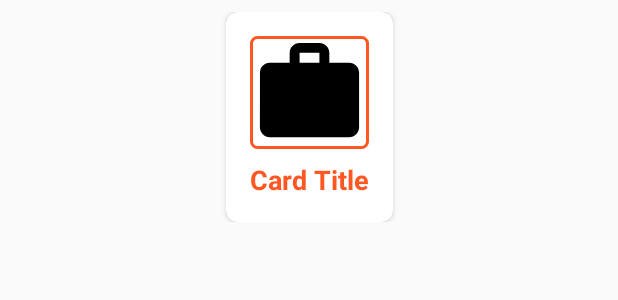
After one commit to superUserFit/Android_ePOD, an Android app: the layout view_holder_job_management_card.xml on its own in the app's theme, with its tools: preview values and no code run, on a phone screen of 412 x 824 dp. The commit adds this screen. Shown: the top 300 px of the screen. Run offline under Robolectric (Android 15) with nearby library versions, the phone set to English and light mode, and no system bars.

Commit message:
Add adapters and view_holder

```diff
--- a/app/build.gradle.kts
+++ b/app/build.gradle.kts
@@ -50,6 +50,7 @@ dependencies {
     implementation("androidx.appcompat:appcompat:1.7.0")
     implementation("com.google.android.material:material:1.12.0")
     implementation("androidx.constraintlayout:constraintlayout:2.1.4")
+    implementation("androidx.activity:activity:1.8.0")
     testImplementation("junit:junit:4.13.2")
     androidTestImplementation("androidx.test.ext:junit:1.1.5")
     androidTestImplementation("androidx.test.espresso:espresso-core:3.5.1")
--- a/app/src/main/AndroidManifest.xml
+++ b/app/src/main/AndroidManifest.xml
@@ -13,6 +13,9 @@
         android:theme="@style/Theme.EPOD"
         tools:targetApi="31">
         <activity
+            android:name=".job_management.job_order.JobOrderActivity"
+            android:exported="false" />
+        <activity
             android:name=".MainActivity"
             android:exported="true">
             <intent-filter>
--- /dev/null
+++ b/app/src/main/java/com/example/epod/job_management/job_order/controller/JobOrderController.java
@@ -0,0 +1,4 @@
+package com.example.epod.job_management.job_order.controller;
+
+public class JobOrderController {
+}
--- /dev/null
+++ b/app/src/main/res/drawable/icon_orange_color.xml
@@ -0,0 +1,6 @@
+<?xml version="1.0" encoding="utf-8"?>
+<shape xmlns:android="http://schemas.android.com/apk/res/android">
+    <solid android:color="@android:color/transparent"/>
+    <stroke android:width="2dp" android:color="@color/deepOrange"/>
+    <corners android:radius="4dp"/>
+</shape>
--- /dev/null
+++ b/app/src/main/res/drawable/orange_border.xml
@@ -0,0 +1,10 @@
+<?xml version="1.0" encoding="utf-8"?>
+<layer-list xmlns:android="http://schemas.android.com/apk/res/android">
+    <item>
+        <shape android:shape="rectangle">
+            <solid android:color="@android:color/transparent"/>
+            <stroke android:width="2dp" android:color="@color/deepOrange"/>
+            <corners android:radius="8dp"/>
+        </shape>
+    </item>
+</layer-list>
--- /dev/null
+++ b/app/src/main/res/layout/view_holder_job_management_card.xml
@@ -0,0 +1,48 @@
+<?xml version="1.0" encoding="utf-8"?>
+<androidx.constraintlayout.widget.ConstraintLayout xmlns:android="http://schemas.android.com/apk/res/android"
+    xmlns:app="http://schemas.android.com/apk/res-auto"
+    android:layout_width="match_parent"
+    android:layout_height="wrap_content"
+    android:padding="8dp">
+
+    <androidx.cardview.widget.CardView
+        android:id="@+id/card_view"
+        android:layout_width="wrap_content"
+        android:layout_height="wrap_content"
+        android:background="@drawable/orange_border"
+        app:cardCornerRadius="8dp"
+        app:layout_constraintTop_toTopOf="parent"
+        app:layout_constraintBottom_toBottomOf="parent"
+        app:layout_constraintStart_toStartOf="parent"
+        app:layout_constraintEnd_toEndOf="parent">
+
+        <LinearLayout
+            android:layout_width="match_parent"
+            android:layout_height="wrap_content"
+            android:orientation="vertical"
+            android:padding="16dp">
+
+            <ImageView
+                android:id="@+id/icon"
+                android:layout_width="match_parent"
+                android:layout_height="75dp"
+                android:scaleType="centerCrop"
+                android:src="@drawable/baseline_work_24"
+                android:background="@drawable/icon_orange_color"/>
+
+            <TextView
+                android:id="@+id/cardTitle"
+                android:layout_width="wrap_content"
+                android:layout_height="wrap_content"
+                android:layout_marginTop="8dp"
+                android:text="Card Title"
+                android:textSize="18sp"
+                android:textStyle="bold"
+                android:textAlignment="center"
+                android:textColor="@color/deepOrange" />
+
+        </LinearLayout>
+
+    </androidx.cardview.widget.CardView>
+
+</androidx.constraintlayout.widget.ConstraintLayout>
```
Also changed, not shown: app/src/main/java/com/example/epod/job_management/JobManagementFragment.java (+3 -38 lines), app/src/main/java/com/example/epod/job_management/job_order/JobOrderActivity.java (added, +26 -0 lines), app/src/main/java/com/example/epod/job_management/job_order/view/adapter/JobOrderAdapter.java (added, +62 -0 lines), app/src/main/java/com/example/epod/job_management/job_order/view/model/JobOrder.java (added, +25 -0 lines), app/src/main/java/com/example/epod/job_management/view/adapter/JobManagementAdapter.java (added, +41 -0 lines), app/src/main/java/com/example/epod/job_management/view/model/JobManagement.java (added, +27 -0 lines), app/src/main/java/com/example/epod/job_management/view/view_holder/JobManagementViewHolder.java (added, +21 -0 lines), app/src/main/res/layout/fragment_job_management.xml (+3 -5 lines), app/src/main/res/layout/job_order_activity_job_order.xml (added, +10 -0 lines).
